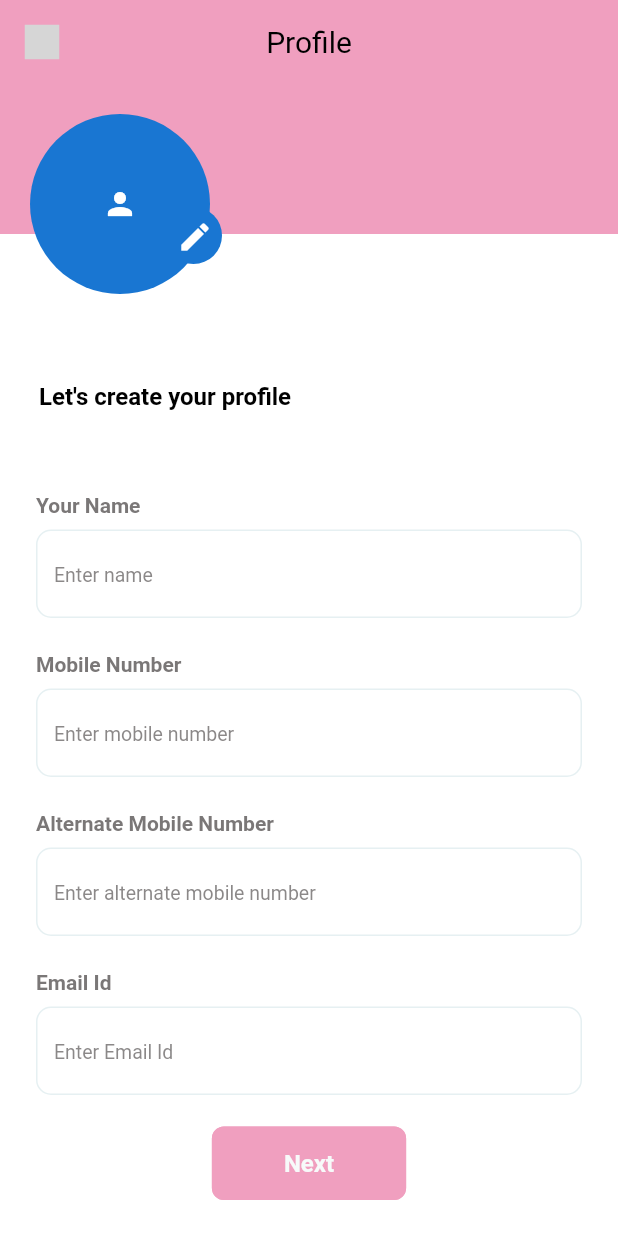
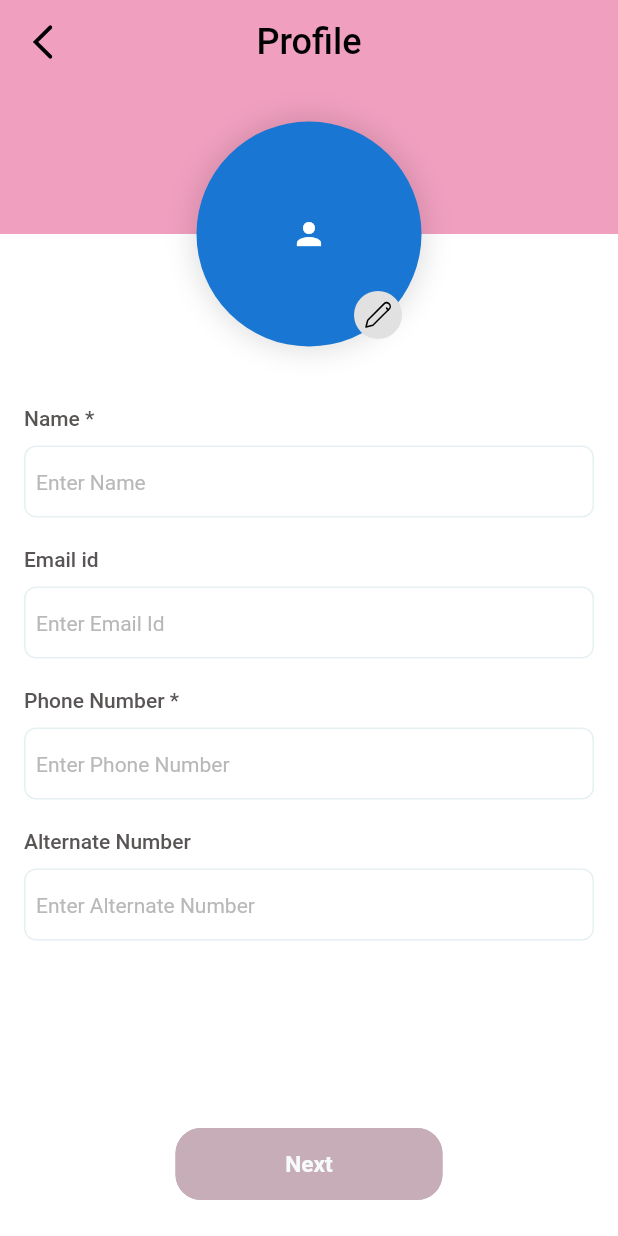
Before and after one commit to uniterested/uninterested, a Flutter app: the ProfileScreen screen opened directly, on a phone screen of 412 x 824 dp. Run offline on Flutter 3.47's test engine with Material 2 defaults, Android fonts, the phone set to English and light mode, and no system bars; our stand-ins replace carousel_indicator, carousel_slider, flutter_screenutil, flutter_svg, get, google_fonts and 2 more; missing offline and left inert: adaptive_action_sheet; Roboto replaces fonts that are missing (SFPro); grey boxes are pictures that could not be loaded.

Commit message:
new changes

```diff
--- a/lib/home/profile_screen.dart
+++ b/lib/home/profile_screen.dart
@@ -2,9 +2,11 @@ import 'dart:io';
 
 import 'package:adaptive_action_sheet/adaptive_action_sheet.dart';
 import 'package:flutter/material.dart';
+import 'package:flutter_svg/svg.dart';
 import 'package:image_picker/image_picker.dart';
 import 'package:uninterested/utilities/AppColor.dart';
 import 'package:uninterested/utilities/AppColorStyle.dart';
+import 'package:uninterested/utilities/AppIcons.dart';
 import 'package:uninterested/utilities/app_back_button.dart';
 import 'package:uninterested/utilities/app_leading_app_bar.dart';
 import 'package:uninterested/utilities/app_text_fitted_elevated_button.dart';
@@ -31,6 +33,7 @@ class _ProfileScreenState extends State<ProfileScreen> {
       appBar: AppLeadingAppBar(
         background: AppColorPallet.pink,
         title: "Profile",
+
         leading: AppBackButton(),
       ),
       body: Stack(
@@ -55,34 +58,46 @@ class _ProfileScreenState extends State<ProfileScreen> {
                           crossAxisAlignment: CrossAxisAlignment.start,
                           mainAxisSize: MainAxisSize.max,
                           children: [
+                            // Padding(
+                            //   padding: EdgeInsets.only(
+                            //       top: 99.0, left: 26, bottom: 52),
+                            //   child: GestureDetector(
+                            //     child: Text(
+                            //       "Let's create your profile",
+                            //       style: AppTextStyle.sfpro(
+                            //           fontWeight: FontWeight.w600),
+                            //     ),
+                            //     onTap: (() {}),
+                            //   ),
+                            // ),
                             Padding(
-                              padding: EdgeInsets.only(
-                                  top: 99.0, left: 26, bottom: 52),
-                              child: GestureDetector(
-                                child: Text(
-                                  "Let's create your profile",
-                                  style: AppTextStyle.sfpro(
-                                      fontWeight: FontWeight.w600),
-                                ),
-                                onTap: (() {}),
-                              ),
-                            ),
-                            CommonTextFormField(
+                              padding: const EdgeInsets.only(top: 115),
+                              child: CommonTextFormField(
                                 textInputType: TextInputType.text,
                                 controller: _userNameController,
-                              title: "Your Name",
-                              hintText: "Enter name",
+                                title: "Name *",
+                                hintText: "Enter Name",
                                 // validator: MultiValidator([
                                 //   RequiredValidator(
                                 //       errorText: "Please enter your name"),
                                 // ]),
                               ),
+                            ),
+
+                            CommonTextFormField(
+                              textInputType: TextInputType.emailAddress,
+                              controller: _emailIdController,
+                              title: "Email id",
+                              hintText: "Enter Email Id",
+                              // validator: MultiValidator(
+                              // [EmailValidator(errorText: 'Enter valid email')]),
+                            ),
 
                             CommonTextFormField(
                               textInputType: TextInputType.number,
                               controller: _mobileNumberController,
-                              title: "Mobile Number",
-                              hintText: "Enter mobile number",
+                              title: "Phone Number *",
+                              hintText: "Enter Phone Number",
                               // validator: MultiValidator([
                               //   LengthRangeValidator(
                               //       min: 10,
@@ -99,21 +114,14 @@ class _ProfileScreenState extends State<ProfileScreen> {
                             CommonTextFormField(
                               textInputType: TextInputType.number,
                               controller: _alternateMobNoController,
-                              title: "Alternate Mobile Number",
-                              hintText: "Enter alternate mobile number",
+                              title: "Alternate Number",
+                              hintText: "Enter Alternate Number",
                               inputFormatters: [
                                 // LengthLimitingTextInputFormatter(10),
                                 // FilteringTextInputFormatter.digitsOnly,
                               ],
                             ),
-                            CommonTextFormField(
-                              textInputType: TextInputType.emailAddress,
-                              controller: _emailIdController,
-                              title: "Email Id",
-                              hintText: "Enter Email Id",
-                              // validator: MultiValidator(
-                              // [EmailValidator(errorText: 'Enter valid email')]),
-                            ),
+
 
                             //dropdownbusiness category
 
@@ -174,25 +182,34 @@ class _ProfileScreenState extends State<ProfileScreen> {
                       ),
                     ],
                   ),
-                  Positioned(
-                      left: 20,
-                      top: 20,
+                  Padding(
+                    padding: const EdgeInsets.only(top: 25),
+                    child: Align(alignment: Alignment.topCenter,
                       child: picture == null
-                          ? CircleAvatar(
-                              radius: 60,
+                          ? Container(
+                            decoration: BoxDecoration(
+                            shape: BoxShape.circle,
+                            boxShadow: [BoxShadow(blurRadius: 15, color: Colors.black12,spreadRadius: 3)],
+                            ),
+                            child: CircleAvatar(
+                                radius: 75,
                                 child: Icon(Icons.person),
+                              ),
                           )
                           : CircleAvatar(
-                              radius: 60,
+                              radius: 75,
                               backgroundImage: FileImage(
                                 File(picture!.path),
                               ),
-                            )),
+                            ),
+                    ),
+                  ),
                   Padding(
-                    padding: const EdgeInsets.only(left: 110.0, top: 82),
-                    child: CircleAvatar(
-                      radius: 19,
-                      // backgroundColor: AppColorPallet.zop_green_natural_light,
+                    padding: const EdgeInsets.only(left: 228.0, top: 130),
+                  //   child:
+                  //   CircleAvatar(
+                  //     radius: 19,
+                  //  backgroundColor: AppColorPallet.zop_green_natural_light,
                       child: IconButton(
                         onPressed: () {
                           showAdaptiveActionSheet(
@@ -247,9 +264,9 @@ class _ProfileScreenState extends State<ProfileScreen> {
                             )),
                           );
                         },
-                        icon: Icon(Icons.edit),
-                        // icon: SvgPicture.asset(
-                        //   AppIcons.pencil_simple,
+                        // icon: Icon(Icons.edit),
+                         icon: SvgPicture.asset(
+                           AppLeadingIcons.edit,
                         // ),
                       ),
                     ),
@@ -262,8 +279,11 @@ class _ProfileScreenState extends State<ProfileScreen> {
             padding: const EdgeInsets.only(bottom: 24.0),
             child: Align(
               alignment: Alignment.bottomCenter,
+              child: SizedBox(width: 178,
+              height: 48,
                 child: AppTextFittedElevatedButton(
                     onPressed: () {}, child: Text('Next')),
+              ),
             ),
           )
         ],
--- a/lib/main.dart
+++ b/lib/main.dart
@@ -21,7 +21,7 @@ class MyApp extends StatelessWidget {
         fontFamily: 'SFPro',
         // primarySwatch: Colors.blue,
       ),
-      home: const Productscrn(),
+      home: const ProfileScreen(),
     );
   }
 }
--- a/lib/utilities/AppColor.dart
+++ b/lib/utilities/AppColor.dart
@@ -38,6 +38,11 @@ class AppColorPallet {
   static const Color success = Color(0xFF40c057);
   static const Color success_light = Color(0xFFebfbee);
   static const Color failure = Color(0xFFf03e3e);
+  //
+  static const Color hint=Color(0xFFB9B8B8);
+  static const Color title=Color(0xFF595555);
+
 //
   static const Color pink = Color(0xFFF09FBF);
+  static const Color disable_btn=Color(0xFFC6ADB7);
 }
--- a/lib/utilities/AppIcons.dart
+++ b/lib/utilities/AppIcons.dart
@@ -8,4 +8,6 @@ class AppLeadingIcons {
   static const String back=_iconPath+'back.svg';
   static const String backbtn=_iconPath+'backbtn.svg';
   static const String forwardbtn=_iconPath+'forbtn.svg';
+  static const String edit=_iconPath+'edit.svg';
+
 }
--- a/lib/utilities/app_back_button.dart
+++ b/lib/utilities/app_back_button.dart
@@ -10,7 +10,7 @@ class AppBackButton extends StatelessWidget {
     return Center(
       child: GestureDetector(
         child: SvgPicture.asset(
-          AppLeadingIcons.back_button,
+          AppLeadingIcons.back,
           color: AppColorPallet.black,
           height: 23,
           width: 23,
--- a/lib/utilities/app_leading_app_bar.dart
+++ b/lib/utilities/app_leading_app_bar.dart
@@ -19,8 +19,9 @@ class AppLeadingAppBar extends AppBar {
           title: Text(
             title ?? "",
             style: AppTextStyle.sfpro(
-              fontSize: 20,
-              fontWeight: FontWeight.w400,
+              fontSize: 24,
+              fontWeight: FontWeight.w500,
+
             ),
           ),
           backgroundColor: background,
--- a/lib/utilities/app_text_fitted_elevated_button.dart
+++ b/lib/utilities/app_text_fitted_elevated_button.dart
@@ -15,7 +15,7 @@ class AppTextFittedElevatedButton extends StatelessWidget {
     Key? key,
     required this.onPressed,
     required this.child,
-    this.backgroundColor = AppColorPallet.pink,
+    this.backgroundColor = AppColorPallet.disable_btn,
     this.foregroundColor = AppColorPallet.zop_green_elevating,
     this.expandAcrossWidth = false,
     this.elevation = 0,
@@ -36,13 +36,14 @@ class AppTextFittedElevatedButton extends StatelessWidget {
           elevation: elevation,
           shape: RoundedRectangleBorder(
             borderRadius: BorderRadius.circular(
-              8,
+              17,
             ),
           ),
           textStyle: textStyle ??
               AppTextStyle.sfpro(
                 color: AppColorPallet.white,
-                fontWeight: FontWeight.w700,
+                fontWeight: FontWeight.w600,
+                fontSize: 16
               ),
           side: BorderSide(
             color: backgroundColor,
--- a/lib/utilities/button.dart
+++ b/lib/utilities/button.dart
@@ -46,6 +46,7 @@ class AppTextFittedElevatedButton extends StatelessWidget {
               AppTextStyle.sfpro(
                 color: AppColorPallet.white,
                 fontWeight: FontWeight.w700,
+                fontSize: 15
               ),
           side: BorderSide(
             color: backgroundColor,
--- a/lib/utilities/profile_text_field.dart
+++ b/lib/utilities/profile_text_field.dart
@@ -26,19 +26,17 @@ class CommonTextFormField extends StatelessWidget {
       crossAxisAlignment: CrossAxisAlignment.start,
       children: [
         Padding(
-          padding: EdgeInsets.only(top: 3.0, left: 24),
+          padding: EdgeInsets.only( left: 16),
           child: Text(
             title,
             style: AppTextStyle.sfpro(
                 fontSize: 14,
-                fontWeight: FontWeight.w600,
-                color: AppColorPallet.profileText),
+                fontWeight: FontWeight.w500,
+                color: AppColorPallet.title),
           ),
         ),
         Padding(
-          padding: const EdgeInsets.only(top: 8.0),
-          child: Padding(
-            padding: EdgeInsets.only(bottom: 20.0, right: 24, left: 24),
+          padding: EdgeInsets.only(top:10,bottom: 20.0, right: 16, left: 16),
           child: TextFormField(
             autovalidateMode: AutovalidateMode.onUserInteraction,
             keyboardType: textInputType,
@@ -46,37 +44,38 @@ class CommonTextFormField extends StatelessWidget {
             validator: validator,
             inputFormatters: inputFormatters,
             decoration: InputDecoration(
+
                 border: OutlineInputBorder(),
                 focusedBorder: OutlineInputBorder(
-                    borderRadius: BorderRadius.circular(10),
+                  borderRadius: BorderRadius.circular(8),
                   borderSide: BorderSide(
                     color: AppColorPallet.zop_green_natural_light,
                   ),
                 ),
                 errorBorder: OutlineInputBorder(
-                    borderRadius: BorderRadius.circular(10),
+                  borderRadius: BorderRadius.circular(8),
                   borderSide: BorderSide(
                     color: AppColorPallet.zop_Red,
                   ),
                 ),
                 enabledBorder: OutlineInputBorder(
-                    borderRadius: BorderRadius.circular(10),
+                  borderRadius: BorderRadius.circular(8),
                   borderSide: BorderSide(
                     color: AppColorPallet.zop_green_natural_light,
                   ),
                 ),
                 disabledBorder: OutlineInputBorder(
-                    borderRadius: BorderRadius.circular(10),
+                  borderRadius: BorderRadius.circular(8),
                   borderSide: BorderSide(
                     color: AppColorPallet.zop_green_natural_light,
                   ),
                 ),
+                contentPadding: EdgeInsets.only(left: 8),
                 hintText: hintText,
                 hintStyle: AppTextStyle.sfpro(
-                      fontSize: 13,
+                    fontSize: 14,
                     fontWeight: FontWeight.w400,
-                      color: AppColorPallet.zop_orders_count)),
-            ),
+                    color: AppColorPallet.hint)),
           ),
         ),
       ],
--- a/pubspec.yaml
+++ b/pubspec.yaml
@@ -43,7 +43,7 @@ dependencies:
   path_provider: ^2.0.11
   flutter_svg: ^1.1.5
   smooth_page_indicator: ^1.0.0+2
-
+  multi_validator: ^1.0.1
   get: ^4.6.5
   google_fonts: ^3.0.1
 
```
Also changed, not shown: assets/edit.svg (added), pubspec.lock. Lines whose indentation alone changed are shown as unchanged.
